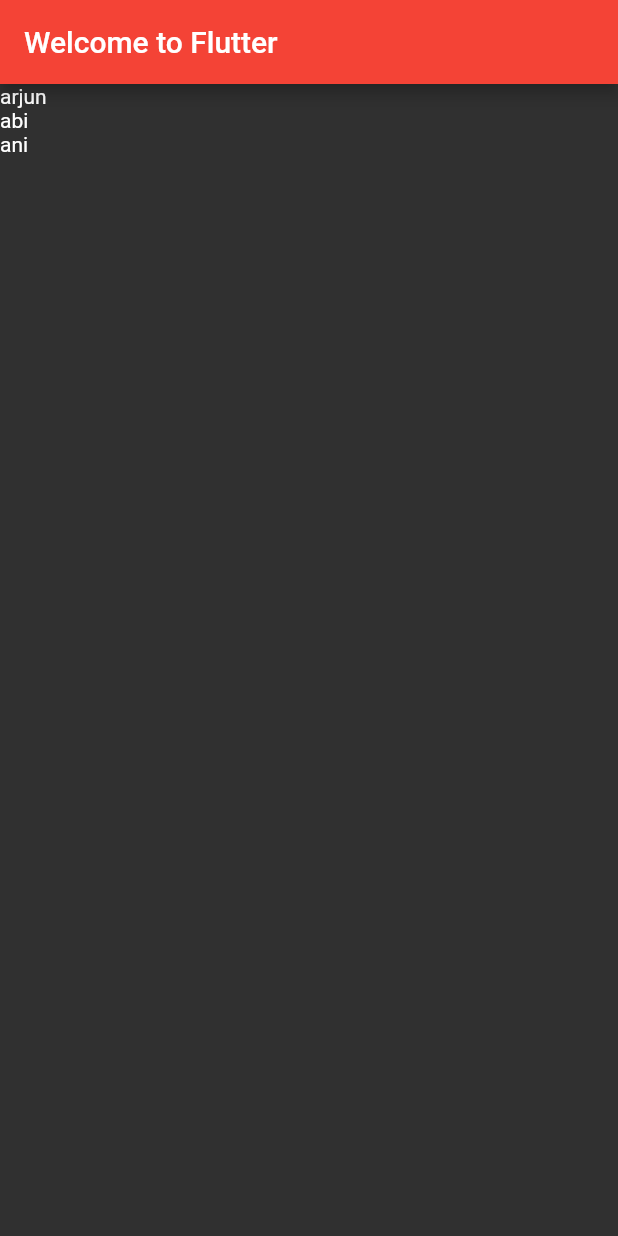
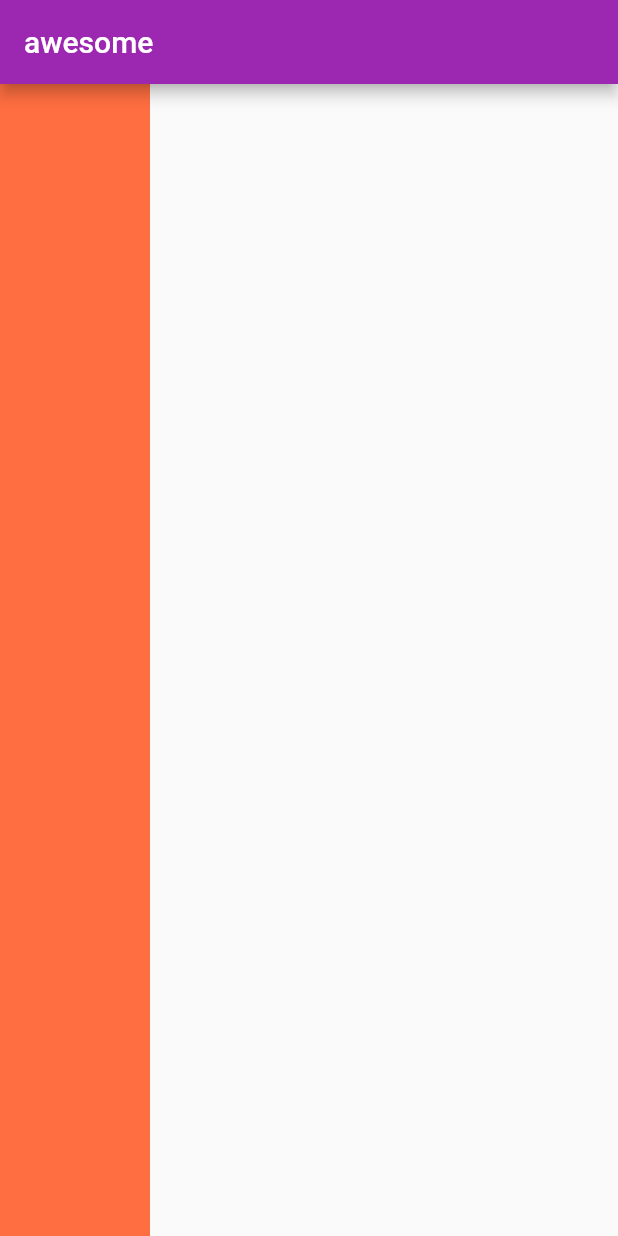
Before and after one commit to arjun391c/starter_flutter, a Flutter app: the screen it shows after launch, on a phone screen of 412 x 824 dp. Run offline on Flutter 3.47's test engine with Material 2 defaults, Android fonts, the phone set to English and light mode, and no system bars.

Commit message:
container=div

```diff
--- a/lib/main.dart
+++ b/lib/main.dart
@@ -1,27 +1,21 @@
 import 'package:flutter/material.dart';
 
-void main() => runApp(MyApp());
+void main() => runApp(MaterialApp(
+      home: HomePage(),
+      theme: ThemeData(primarySwatch: Colors.purple),
+    ));
 
-class MyApp extends StatelessWidget {
+class HomePage extends StatelessWidget {
   @override
   Widget build(BuildContext context) {
-    var data = ['arjun', 'abi ', 'ani'];
-
-    return MaterialApp(
-      title: 'Welcome to Flutter',
-      theme: ThemeData(
-          accentColor: Colors.red,
-          primaryColor: Colors.red,
-          brightness: Brightness.dark),
-      home: Scaffold(
-        appBar: AppBar(
-          title: Text('Welcome to Flutter'),
-        ),
-        body: ListView.builder(
-            itemCount: data.length,
-            itemBuilder: (context, int index) {
-              return Text(data[index]);
-            }),
+    return Scaffold(
+      appBar: AppBar(
+        title: Text("awesome"),
+      ),
+      body: Container(
+        // child: Text("Hi flutter!"),
+        color: Colors.deepOrangeAccent,
+        width: 100,
       ),
     );
   }
```
